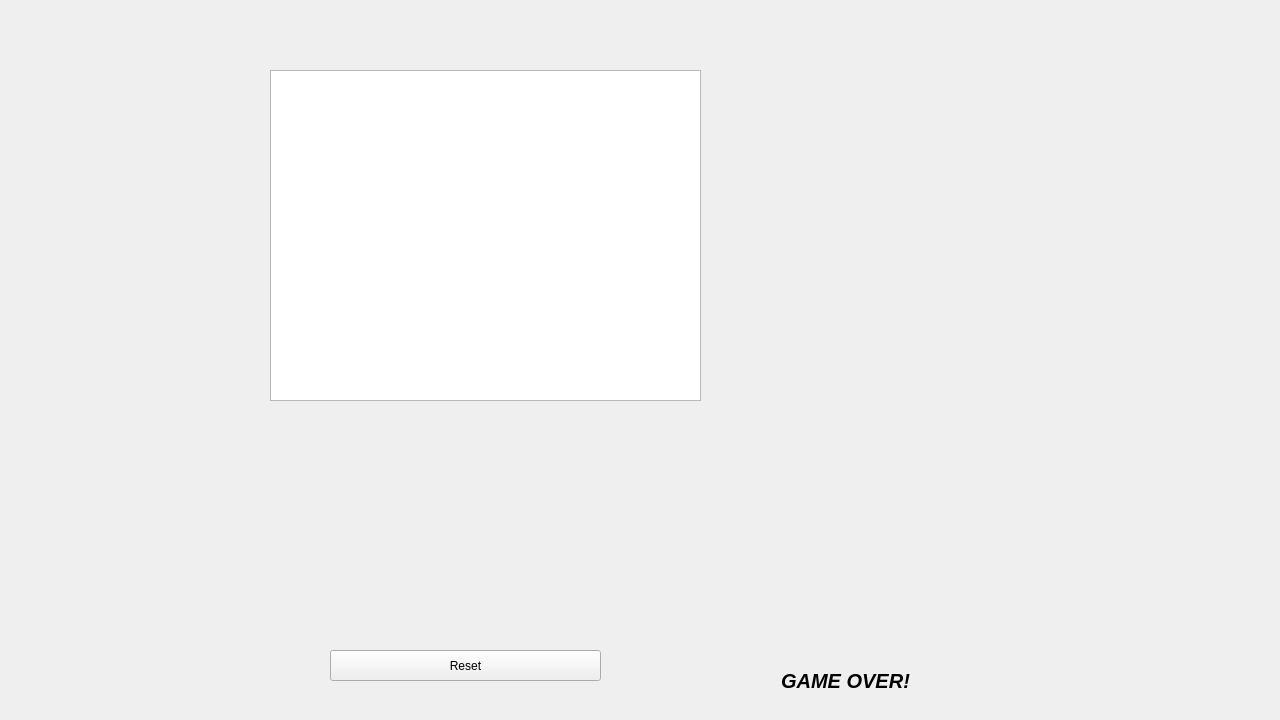
This is Juego/mainwindow.ui in EmmanuelGarces9/Proyecto-Final as Qt 5 draws it before an edit. The edited form follows.
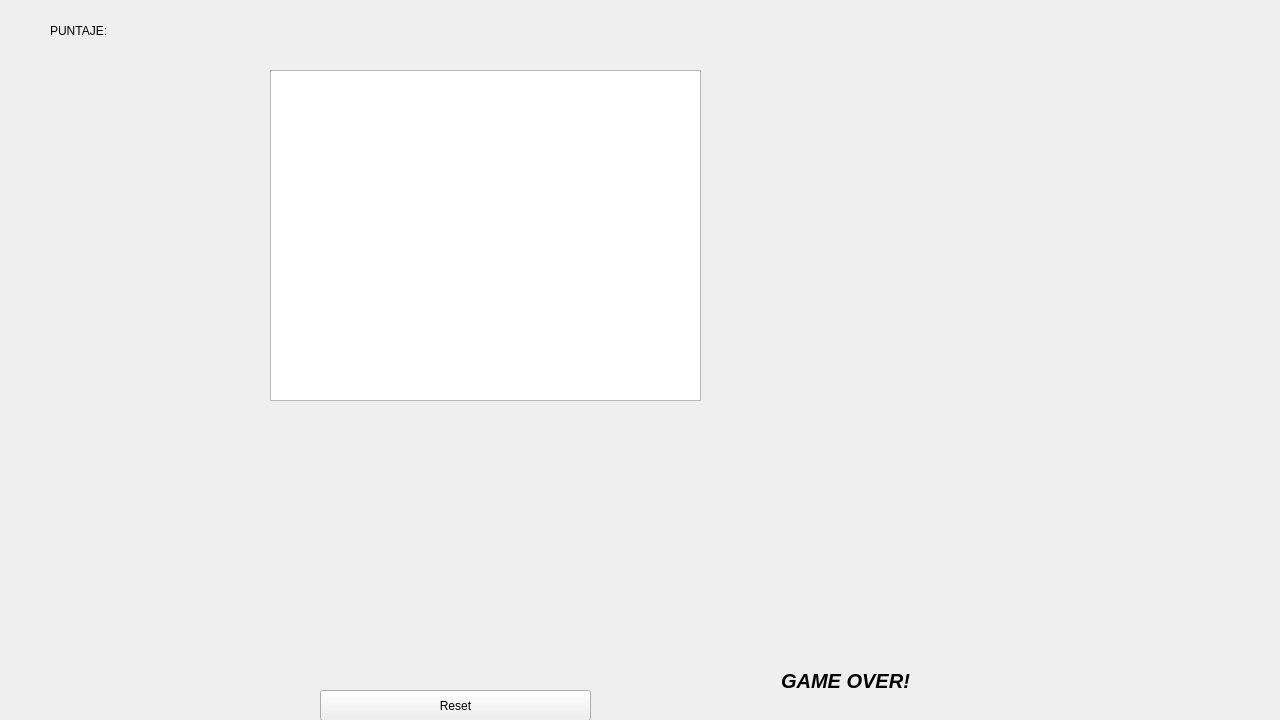
This is the edited form.

Commit message: intento de puntaje

The edit to the form file:
```diff
--- a/Juego/mainwindow.ui
+++ b/Juego/mainwindow.ui
@@ -51,8 +51,8 @@
    <widget class="QPushButton" name="pushButton">
     <property name="geometry">
      <rect>
-      <x>330</x>
-      <y>650</y>
+      <x>320</x>
+      <y>690</y>
       <width>271</width>
       <height>31</height>
      </rect>
@@ -61,6 +61,19 @@
      <string>Reset</string>
     </property>
    </widget>
+   <widget class="QLabel" name="label">
+    <property name="geometry">
+     <rect>
+      <x>50</x>
+      <y>10</y>
+      <width>131</width>
+      <height>41</height>
+     </rect>
+    </property>
+    <property name="text">
+     <string>PUNTAJE: </string>
+    </property>
+   </widget>
   </widget>
  </widget>
  <resources/>
```
The commit also changes 23 other files.
